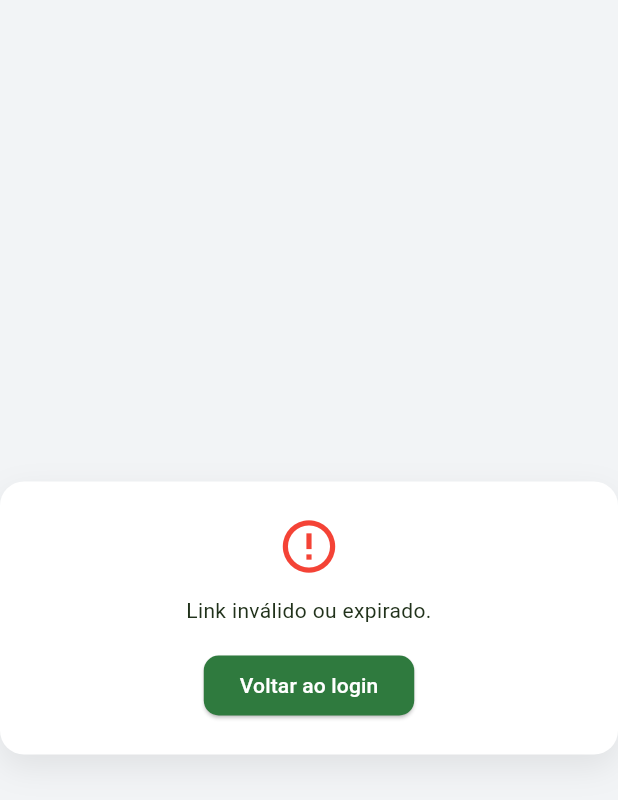
After one commit to silvajoel/forrageira, a Flutter app: the ResetPasswordPage screen opened by its route, on a phone screen of 412 x 824 dp. The commit adds this screen. Shown: the top 800 px of the screen. Run offline on Flutter 3.47's test engine with Material 3 defaults, Android fonts, the phone set to English and light mode, and no system bars; our stand-ins replace cloud_firestore, firebase_auth, firebase_core, firebase_messaging, fl_chart, flutter_local_notifications and 8 more; missing offline and left inert: dart:html; accounts and stored records are empty; network calls fail.

Commit message:
feat: ajusta fluxo de reset de senha no admin e alteração de email

```diff
--- a/lib/main.dart
+++ b/lib/main.dart
@@ -26,6 +26,7 @@ import 'services/navigation_service.dart';
 import 'screens/admin/admin_login_page.dart';
 import 'screens/admin/admin_home_page.dart';
 import 'screens/app_bootstrap_page.dart';
+import 'package:forrageira/screens/admin/reset_password_page.dart';
 
 /// HANDLER GLOBAL (OBRIGATÓRIO)
 @pragma('vm:entry-point')
@@ -96,6 +97,7 @@ class MyApp extends StatelessWidget {
         ),
         '/profile': (context) => const ProfileScreen(),
         '/admin-login': (context) => const AdminLoginPage(),
+        '/reset-password': (context) => const ResetPasswordPage(),
         '/admin': (context) => const AdminHomePage(),
       },
     );
--- /dev/null
+++ b/lib/screens/admin/reset_password_page.dart
@@ -0,0 +1,296 @@
+import 'package:flutter/material.dart';
+import 'package:firebase_auth/firebase_auth.dart';
+import '../../services/auth_service.dart';
+
+class ResetPasswordPage extends StatefulWidget {
+  const ResetPasswordPage({super.key});
+
+  @override
+  State<ResetPasswordPage> createState() => _ResetPasswordPageState();
+}
+
+class _ResetPasswordPageState extends State<ResetPasswordPage> {
+  final _auth = AuthService();
+  final newPassCtrl = TextEditingController();
+  final confirmPassCtrl = TextEditingController();
+
+  bool loading = false;
+  bool validating = true;
+  bool validCode = false;
+
+  String? error;
+  String? email;
+  String? oobCode;
+
+  @override
+  void initState() {
+    super.initState();
+    _validateLink();
+  }
+
+  Future<void> _validateLink() async {
+    try {
+      final uri = Uri.base;
+      final code = uri.queryParameters['oobCode'];
+
+      if (code == null || code.isEmpty) {
+        setState(() {
+          validating = false;
+          validCode = false;
+          error = 'Link inválido ou expirado.';
+        });
+        return;
+      }
+
+      final linkedEmail = await _auth.verifyResetCode(code);
+
+      setState(() {
+        oobCode = code;
+        email = linkedEmail;
+        validating = false;
+        validCode = true;
+      });
+    } on FirebaseAuthException {
+      setState(() {
+        validating = false;
+        validCode = false;
+        error = 'Este link é inválido ou já expirou.';
+      });
+    } catch (_) {
+      setState(() {
+        validating = false;
+        validCode = false;
+        error = 'Erro ao validar o link.';
+      });
+    }
+  }
+
+  Future<void> _submit() async {
+    final newPass = newPassCtrl.text.trim();
+    final confirmPass = confirmPassCtrl.text.trim();
+
+    if (newPass.isEmpty || confirmPass.isEmpty) {
+      setState(() {
+        error = 'Preencha os dois campos de senha.';
+      });
+      return;
+    }
+
+    if (newPass.length < 6) {
+      setState(() {
+        error = 'A senha deve ter pelo menos 6 caracteres.';
+      });
+      return;
+    }
+
+    if (newPass != confirmPass) {
+      setState(() {
+        error = 'As senhas informadas não coincidem.';
+      });
+      return;
+    }
+
+    if (oobCode == null) {
+      setState(() {
+        error = 'Código inválido.';
+      });
+      return;
+    }
+
+    setState(() {
+      loading = true;
+      error = null;
+    });
+
+    try {
+      await _auth.confirmNewPassword(
+        oobCode: oobCode!,
+        newPassword: newPass,
+      );
+
+      if (!mounted) return;
+
+      showDialog(
+        context: context,
+        barrierDismissible: false,
+        builder: (context) => AlertDialog(
+          title: const Text('Senha redefinida'),
+          content: const Text(
+            'Sua senha foi alterada com sucesso. Agora você já pode fazer login.',
+          ),
+          actions: [
+            TextButton(
+              onPressed: () {
+                Navigator.of(context).pop();
+                Navigator.of(context).pushNamedAndRemoveUntil(
+                  '/admin-login',
+                      (route) => false,
+                );
+              },
+              child: const Text('Ir para login'),
+            ),
+          ],
+        ),
+      );
+    } on FirebaseAuthException {
+      setState(() {
+        loading = false;
+        error = 'Não foi possível redefinir a senha. O link pode ter expirado.';
+      });
+    } catch (_) {
+      setState(() {
+        loading = false;
+        error = 'Erro inesperado. Tente novamente.';
+      });
+    }
+  }
+
+  @override
+  void dispose() {
+    newPassCtrl.dispose();
+    confirmPassCtrl.dispose();
+    super.dispose();
+  }
+
+  @override
+  Widget build(BuildContext context) {
+    return Scaffold(
+      backgroundColor: const Color(0xFFF2F4F6),
+      body: Center(
+        child: Container(
+          width: 430,
+          padding: const EdgeInsets.all(22),
+          decoration: BoxDecoration(
+            color: Colors.white,
+            borderRadius: BorderRadius.circular(16),
+            boxShadow: const [
+              BoxShadow(
+                color: Color(0x14000000),
+                blurRadius: 18,
+                offset: Offset(0, 8),
+              ),
+            ],
+          ),
+          child: validating
+              ? const Column(
+            mainAxisSize: MainAxisSize.min,
+            children: [
+              CircularProgressIndicator(),
+              SizedBox(height: 14),
+              Text('Validando link de recuperação...'),
+            ],
+          )
+              : !validCode
+              ? Column(
+            mainAxisSize: MainAxisSize.min,
+            children: [
+              const Icon(
+                Icons.error_outline,
+                color: Colors.red,
+                size: 42,
+              ),
+              const SizedBox(height: 12),
+              Text(
+                error ?? 'Link inválido.',
+                textAlign: TextAlign.center,
+              ),
+              const SizedBox(height: 16),
+              ElevatedButton(
+                onPressed: () {
+                  Navigator.of(context).pushNamedAndRemoveUntil(
+                    '/admin-login',
+                        (route) => false,
+                  );
+                },
+                child: const Text('Voltar ao login'),
+              ),
+            ],
+          )
+              : Column(
+            mainAxisSize: MainAxisSize.min,
+            children: [
+              const Icon(
+                Icons.lock_reset,
+                size: 44,
+                color: Color(0xFF1F5B3F),
+              ),
+              const SizedBox(height: 10),
+              const Text(
+                'Redefinir senha',
+                style: TextStyle(
+                  fontSize: 20,
+                  fontWeight: FontWeight.w800,
+                ),
+              ),
+              if (email != null) ...[
+                const SizedBox(height: 6),
+                Text(
+                  email!,
+                  style: const TextStyle(color: Colors.black54),
+                  textAlign: TextAlign.center,
+                ),
+              ],
+              const SizedBox(height: 18),
+              TextField(
+                controller: newPassCtrl,
+                obscureText: true,
+                decoration: const InputDecoration(
+                  labelText: 'Nova senha',
+                  prefixIcon: Icon(Icons.lock_outline),
+                  border: OutlineInputBorder(),
+                ),
+              ),
+              const SizedBox(height: 12),
+              TextField(
+                controller: confirmPassCtrl,
+                obscureText: true,
+                decoration: const InputDecoration(
+                  labelText: 'Repita a nova senha',
+                  prefixIcon: Icon(Icons.lock_outline),
+                  border: OutlineInputBorder(),
+                ),
+                onSubmitted: (_) {
+                  if (!loading) _submit();
+                },
+              ),
+              const SizedBox(height: 12),
+              if (error != null)
+                Padding(
+                  padding: const EdgeInsets.only(bottom: 10),
+                  child: Text(
+                    error!,
+                    style: const TextStyle(color: Colors.red),
+                    textAlign: TextAlign.center,
+                  ),
+                ),
+              SizedBox(
+                width: double.infinity,
+                height: 46,
+                child: ElevatedButton(
+                  onPressed: loading ? null : _submit,
+                  style: ElevatedButton.styleFrom(
+                    backgroundColor: const Color(0xFF1F5B3F),
+                    foregroundColor: Colors.white,
+                    shape: RoundedRectangleBorder(
+                      borderRadius: BorderRadius.circular(10),
+                    ),
+                    elevation: 0,
+                  ),
+                  child: loading
+                      ? const SizedBox(
+                    width: 18,
+                    height: 18,
+                    child: CircularProgressIndicator(
+                      strokeWidth: 2,
+                    ),
+                  )
+                      : const Text('Salvar nova senha'),
+                ),
+              ),
+            ],
+          ),
+        ),
+      ),
+    );
+  }
+}
```
Also changed, not shown: lib/screens/admin/admin_login_page.dart (+144 -10 lines), lib/screens/admin/admin_settings_page.dart (+88 -33 lines), lib/services/auth_service.dart (+129 -6 lines), firebase.json, pubspec.lock.
